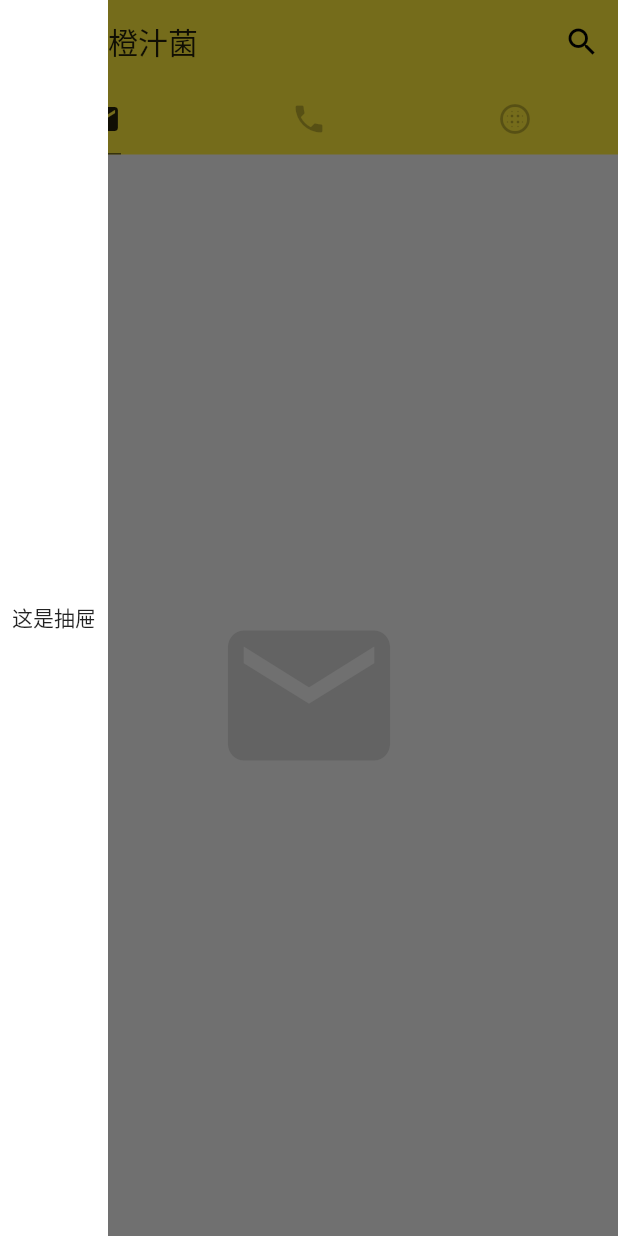
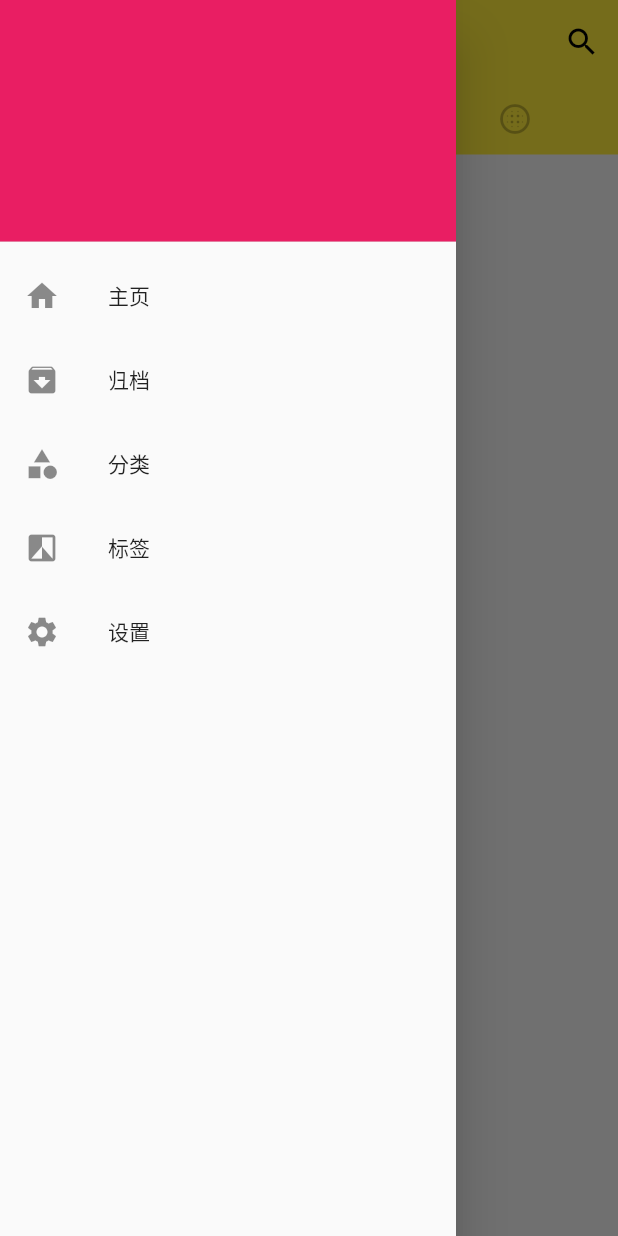
Before and after one commit to songhuizhang/Flutter-demo, a Flutter app: the screen it shows after launch, with the side drawer open, on a phone screen of 412 x 824 dp. Run offline on Flutter 3.47's test engine with Material 2 defaults, Android fonts, the phone set to English and light mode, and no system bars.

Commit message:
添加抽屉子内容

```diff
--- a/lib/main.dart
+++ b/lib/main.dart
@@ -14,8 +14,7 @@ class MyApp extends StatelessWidget {
       theme: ThemeData(
           primarySwatch: Colors.yellow,
           highlightColor: Color.fromRGBO(255, 255, 255, 0.5),
-        splashColor: Colors.white70
-      ),
+          splashColor: Colors.white70),
     );
   }
 }
@@ -67,17 +66,51 @@ class Home extends StatelessWidget {
               Icon(Icons.blur_circular, size: 130.0, color: Colors.black12),
             ],
           ),
-        drawer: Container(
-          color: Colors.white,
-          padding: EdgeInsets.all(8.0),
-          child: Column(
-            mainAxisAlignment: MainAxisAlignment.center,
+          drawer: Drawer(
+            child: ListView(
+              padding: EdgeInsets.zero,
               children: <Widget>[
-              Text('这是抽屉')
+                DrawerHeader(
+                  decoration: BoxDecoration(color: Colors.pink),
+                ),
+                ListTile(
+                  title: Text(
+                    '主页',
+                    textAlign: TextAlign.left,
+                  ),
+                  leading: Icon(Icons.home),
+                ),
+                ListTile(
+                  title: Text(
+                    '归档',
+                    textAlign: TextAlign.left,
+                  ),
+                  leading: Icon(Icons.archive),
+                ),
+                ListTile(
+                  title: Text(
+                    '分类',
+                    textAlign: TextAlign.left,
+                  ),
+                  leading: Icon(Icons.category),
+                ),
+                ListTile(
+                  title: Text(
+                    '标签',
+                    textAlign: TextAlign.left,
+                  ),
+                  leading: Icon(Icons.filter_b_and_w),
+                ),
+                 ListTile(
+                  title: Text(
+                    '设置',
+                    textAlign: TextAlign.left,
+                  ),
+                  leading: Icon(Icons.settings),
+                ),
               ],
             ),
-        ),
-      ),
+          )),
     );
   }
 }
```
Lines whose indentation alone changed are shown as unchanged.
